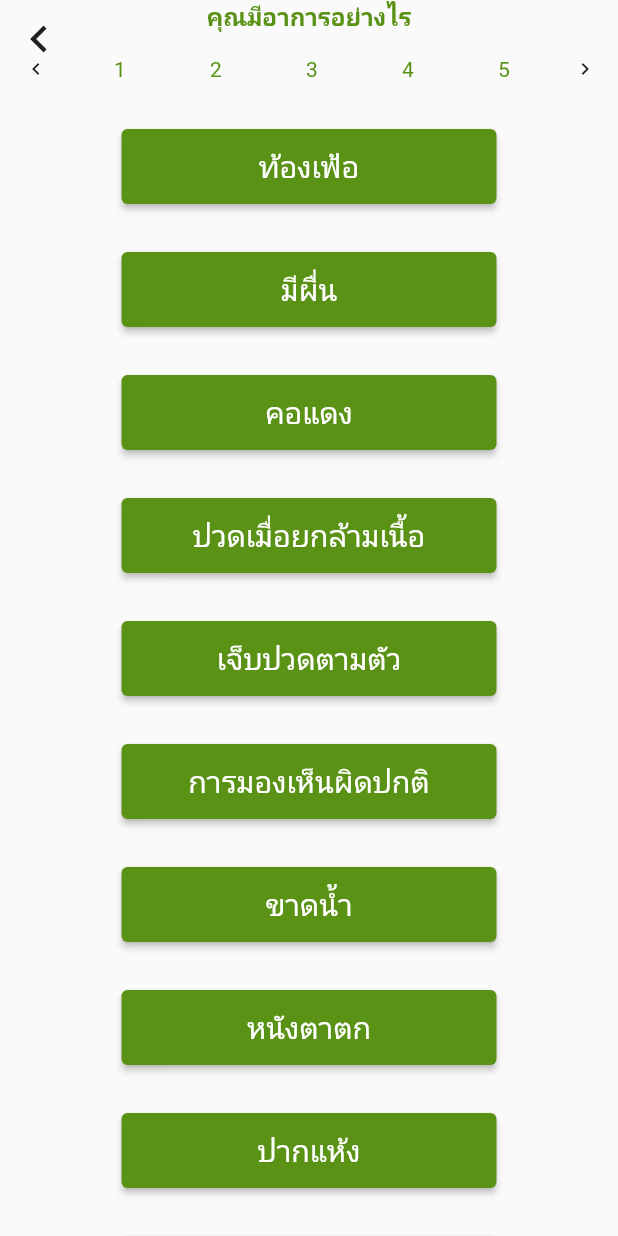
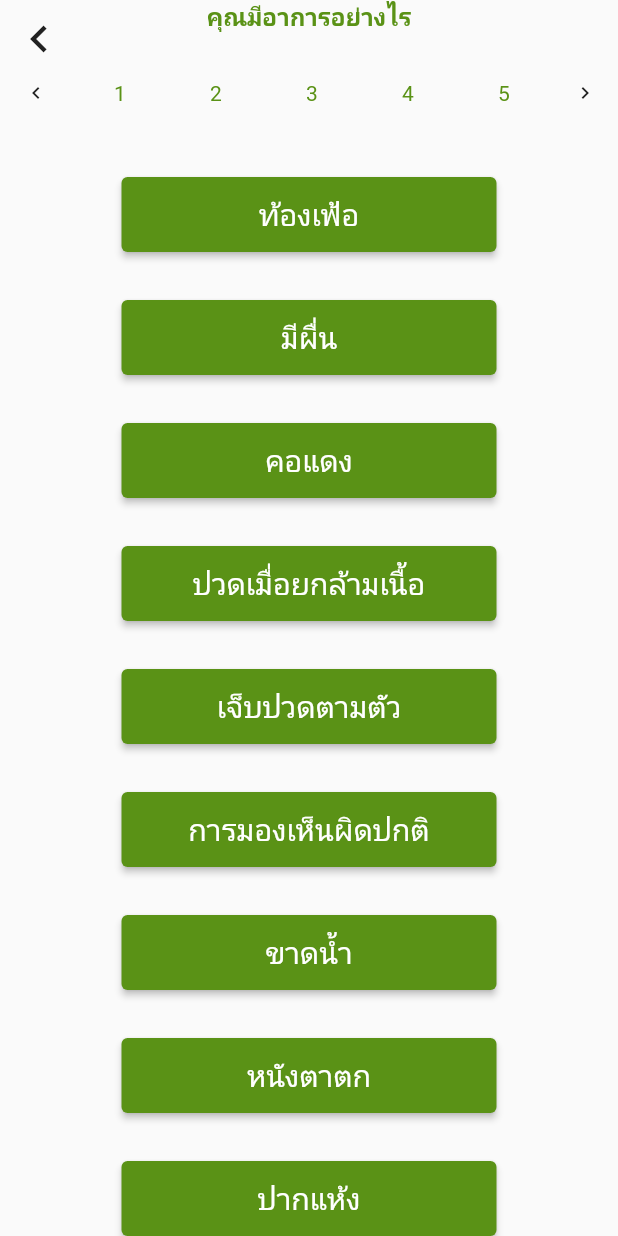
Before and after one commit to fangeang/PreDoc1, a Flutter app: the Diagnose5 screen opened by its route, on a phone screen of 412 x 824 dp. Run offline on Flutter 3.47's test engine with Material 2 defaults, Android fonts, the light colour scheme and no system bars; our stand-ins replace cloud_firestore, firebase_auth, firebase_core, geolocator, google_maps_flutter; accounts and stored records are empty.

Commit message:
8/12/64 19.45

```diff
--- a/lib/states/diagnose5.dart
+++ b/lib/states/diagnose5.dart
@@ -38,7 +38,9 @@
             'คุณมีอาการอย่างไร',
             style: MyConstant().h2Style(),
           ),
-          pageButton(),
+          Container(
+              margin: const EdgeInsets.symmetric(vertical: 16),
+              child: pageButton()),
           med79Button(),
           med80Button(),
           med81Button(),
```
